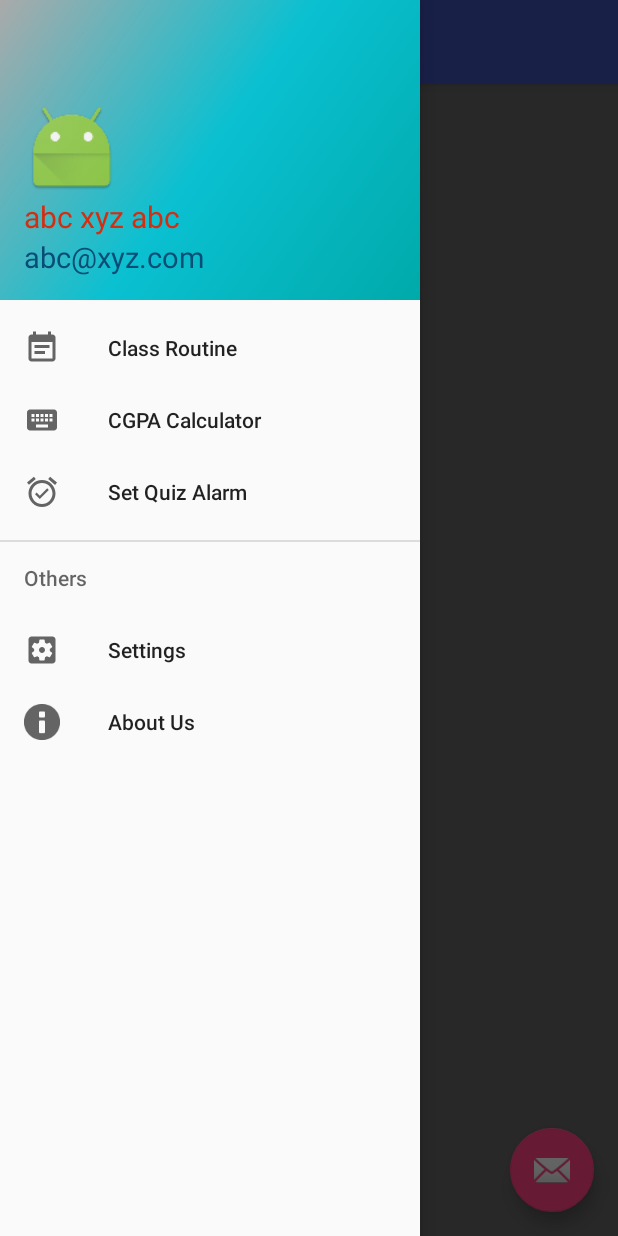
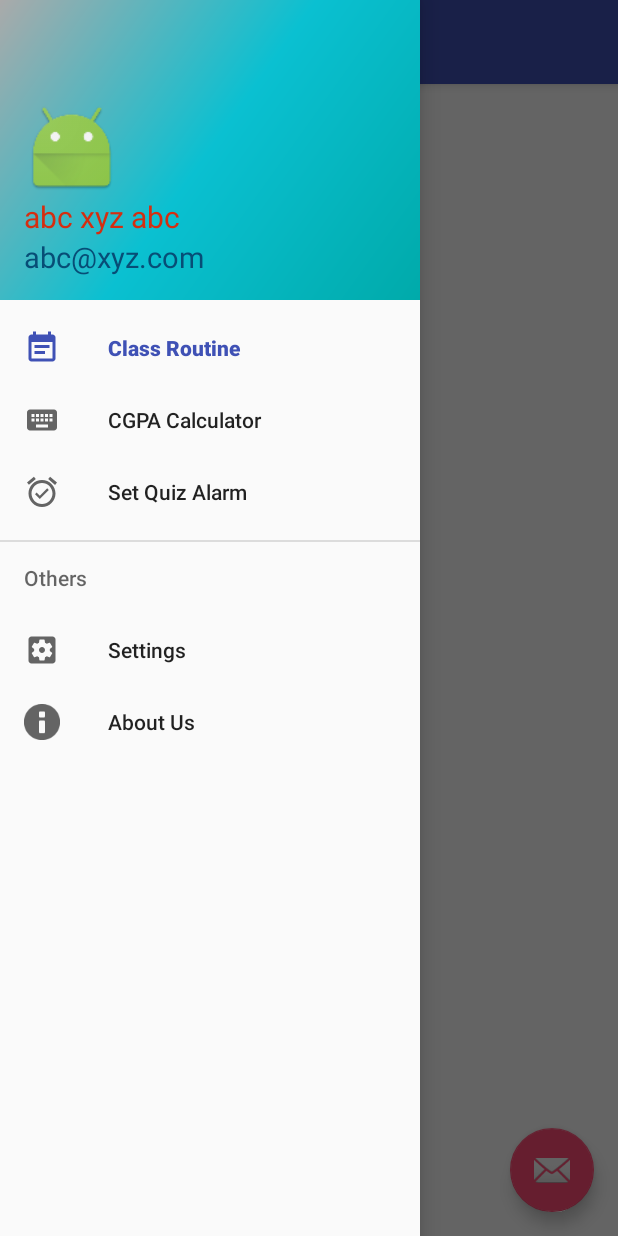
Before and after one commit to AsifShaafi/AustHub-Software-Project-CSE-2200, an Android app: the screen it shows after launch (MainActivity), with the side drawer open, on a phone screen of 412 x 824 dp. Run offline under Robolectric (Android 15) with nearby library versions, the phone set to English and light mode, and no system bars.

```diff
--- a/app/src/main/java/com/apphousebd/austhub/BaseActivity.java
+++ b/app/src/main/java/com/apphousebd/austhub/BaseActivity.java
@@ -1,5 +1,6 @@
 package com.apphousebd.austhub;
 
+import android.annotation.SuppressLint;
 import android.os.Bundle;
 import android.support.annotation.LayoutRes;
 import android.support.annotation.NonNull;
@@ -11,18 +12,20 @@ import android.support.v7.app.ActionBarDrawerToggle;
 import android.support.v7.app.AppCompatActivity;
 import android.support.v7.widget.Toolbar;
 import android.view.LayoutInflater;
+import android.view.MenuItem;
 import android.view.View;
-import android.view.MenuItem;
 import android.widget.FrameLayout;
+import android.widget.Toast;
 
 public class BaseActivity extends AppCompatActivity {
 
+    //index number to get track of the nav items
+    public static int index = 0;
     protected DrawerLayout mBaseDrawer;
     protected FrameLayout mBaseFrame;
     protected NavigationView mBaseNavigationView;
     protected Toolbar mBaseToolbar;
     protected ActionBarDrawerToggle mActionBarDrawerToggle;
-
 
     @Override
     protected void onCreate(Bundle savedInstanceState) {
@@ -33,25 +36,98 @@ public class BaseActivity extends AppCompatActivity {
     }
 
     /***********************************************************************************
-        overloading the default content view method so that it can take the activity's
-     default layout and then add it to the framelayout of the base drawer layout.
-     as a result the activity's layout will become the child layout of the drawer/base
-     layout and it will have the navigation view in it.
-    ************************************************************************************/
+     * overloading the default content view method so that it can take the activity's
+     * default layout and then add it to the framelayout of the base drawer layout.
+     * as a result the activity's layout will become the child layout of the drawer/base
+     * layout and it will have the navigation view in it.
+     ************************************************************************************/
     @Override
     public void setContentView(@LayoutRes int layoutResID) {
+        @SuppressLint("InflateParams")
         View view = LayoutInflater.from(this)
                 .inflate(R.layout.activity_base, null);
 
         mBaseDrawer = (DrawerLayout) view.findViewById(R.id.base_drawer);
 
-        mBaseNavigationView = (NavigationView) mBaseDrawer.findViewById(R.id.base_nav);
+        mBaseNavigationView = (NavigationView) view.findViewById(R.id.base_nav);
 
         mBaseFrame = (FrameLayout) view.findViewById(R.id.base_frame_container);
 
+        //setting the frame layout of the base layout as the parent of the activity's layout
+        getLayoutInflater().inflate(layoutResID, mBaseFrame, true);
+
+        super.setContentView(mBaseDrawer);
+
+    }
+
+    @Override
+    public void onBackPressed() {
+        if (isDrawerOpen()) {
+            mBaseDrawer.closeDrawers();
+        } else {
+            super.onBackPressed();
+        }
+    }
+
+    //change the item section of the navigation view
+    protected void changeSelectedItem(int index) {
+
+        if (!mBaseNavigationView.getMenu().getItem(index).isChecked()) {
+            mBaseNavigationView.getMenu().getItem(index).setChecked(true);
+        } else {
+            mBaseNavigationView.getMenu().getItem(index).setChecked(false);
+        }
+    }
+
+    //setting the hamburger icon on the actionbar/toolbar
+    protected void setIconForDrawer() {
+        mActionBarDrawerToggle = new ActionBarDrawerToggle(this, mBaseDrawer, mBaseToolbar,
+                R.string.drawer_open, R.string.drawer_close);
+        mBaseDrawer.addDrawerListener(mActionBarDrawerToggle);
+
+
+        //changing the nav selected item
+        changeSelectedItem(index);
+
+        //navigation click event handle
         mBaseNavigationView.setNavigationItemSelectedListener(new NavigationView.OnNavigationItemSelectedListener() {
             @Override
             public boolean onNavigationItemSelected(@NonNull MenuItem item) {
+
+                //changing the nav selected item
+                changeSelectedItem(index);
+
+                switch (item.getItemId()) {
+                    case R.id.action_routine:
+                        Toast.makeText(BaseActivity.this, "Routine", Toast.LENGTH_SHORT).show();
+                        index = 0;
+                        break;
+                    case R.id.action_cpga:
+                        Toast.makeText(BaseActivity.this, "CGPA", Toast.LENGTH_SHORT).show();
+                        index = 1;
+                        break;
+                    case R.id.action_alarm:
+                        Toast.makeText(BaseActivity.this, "Set Alarm", Toast.LENGTH_SHORT).show();
+                        index = 2;
+                        break;
+                    case R.id.action_settings:
+                        Toast.makeText(BaseActivity.this, "Settings", Toast.LENGTH_SHORT).show();
+                        index = 3;
+                        break;
+                    case R.id.action_us:
+                        Toast.makeText(BaseActivity.this, "About us", Toast.LENGTH_SHORT).show();
+                        index = 3;
+                        break;
+
+                    default:
+                        index = 0;
+                        break;
+                }
+
+                //changing the nav selected item
+                changeSelectedItem(index);
+
+                Toast.makeText(BaseActivity.this, "index: " + index, Toast.LENGTH_SHORT).show();
 
                 mBaseDrawer.closeDrawers();
 
@@ -59,35 +135,10 @@ public class BaseActivity extends AppCompatActivity {
             }
         });
 
-
-        //setting the frame layout of the base layout as the parent of the activity's layout
-        getLayoutInflater().inflate(layoutResID,mBaseDrawer,true);
-
-        super.setContentView(mBaseDrawer);
-    }
-
-    @Override
-    public void onBackPressed() {
-        if (isDrawerOpen())
-        {
-            mBaseDrawer.closeDrawers();
-        }
-        else {
-            super.onBackPressed();
-        }
-    }
-
-    //setting the hamburger icon on the actionbar/toolbar
-    protected void setIconForDrawer()
-    {
-        mActionBarDrawerToggle = new ActionBarDrawerToggle(this, mBaseDrawer, mBaseToolbar,
-                R.string.drawer_open, R.string.drawer_close);
-        mBaseDrawer.addDrawerListener(mActionBarDrawerToggle);
     }
 
 
-    protected void setBaseToolbar(Toolbar toolbar)
-    {
+    protected void setBaseToolbar(Toolbar toolbar) {
         mBaseToolbar = toolbar;
         setSupportActionBar(mBaseToolbar);
 
@@ -97,8 +148,7 @@ public class BaseActivity extends AppCompatActivity {
     }
 
     //drawer checking
-    protected boolean isDrawerOpen()
-    {
+    protected boolean isDrawerOpen() {
         return mBaseDrawer != null && mBaseDrawer.isDrawerOpen(GravityCompat.START);
     }
 
--- a/app/src/main/res/menu/nav_menu.xml
+++ b/app/src/main/res/menu/nav_menu.xml
@@ -1,46 +1,39 @@
 <menu xmlns:android="http://schemas.android.com/apk/res/android"
-      xmlns:app="http://schemas.android.com/apk/res-auto"
       xmlns:tools="http://schemas.android.com/tools"
       tools:context="com.apphousebd.austhub.BaseActivity">
 
     <item
         android:id="@+id/action_routine"
-        android:title="Class Routine"
-        android:icon="@drawable/ic_routine" />
+        android:icon="@drawable/ic_routine"
+        android:title="@string/class_routine"/>
 
     <item
         android:id="@+id/action_cpga"
-        android:title="CGPA Calculator"
-        android:icon="@drawable/ic_calculator"/>
+        android:icon="@drawable/ic_calculator"
+        android:title="@string/cgpa_calculator"/>
 
     <item
         android:id="@+id/action_alarm"
-        android:title="Set Quiz Alarm"
-        android:icon="@drawable/ic_alarm" />
+        android:icon="@drawable/ic_alarm"
+        android:title="@string/set_quiz_alarm"/>
 
     <item
-        android:title="Others">
+
+        android:title="@string/others">
 
         <menu>
-
             <group>
-
-
                 <item
                     android:id="@+id/action_settings"
-                    android:title="@string/action_settings"
-                    android:icon="@drawable/ic_settings"/>
+                    android:icon="@drawable/ic_settings"
+                    android:title="@string/action_settings"/>
 
                 <item
                     android:id="@+id/action_us"
-                    android:title="About Us"
-                    android:icon="@android:drawable/ic_dialog_info"/>
-
+                    android:icon="@android:drawable/ic_dialog_info"
+                    android:title="@string/about_us"/>
 
             </group>
-
         </menu>
-
     </item>
-
 </menu>
--- a/app/src/main/res/values/colors.xml
+++ b/app/src/main/res/values/colors.xml
@@ -2,5 +2,5 @@
 <resources>
     <color name="colorPrimary">#3F51B5</color>
     <color name="colorPrimaryDark">#303F9F</color>
-    <color name="colorAccent">#FF4081</color>
+    <color name="colorAccent">#ff4b75</color>
 </resources>
--- a/app/src/main/res/values/strings.xml
+++ b/app/src/main/res/values/strings.xml
@@ -5,4 +5,18 @@
     <string name="drawer_open">open</string>
     <string name="drawer_close">close</string>
     <string name="navigation_hreader_img">navigation hreader img</string>
+    <string name="class_routine">Class Routine</string>
+    <string name="cgpa_calculator">CGPA Calculator</string>
+    <string name="set_quiz_alarm">Set Quiz Alarm</string>
+    <string name="others">Others</string>
+    <string name="about_us">About Us</string>
+
+
+    <!--navigation menu items-->
+    <array name="nav_menu">
+
+        <item>CGPA</item>
+
+    </array>
+
 </resources>
```
